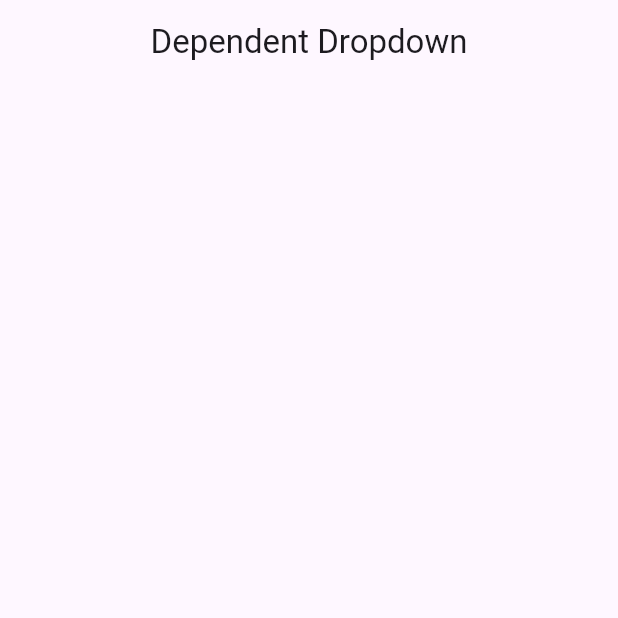
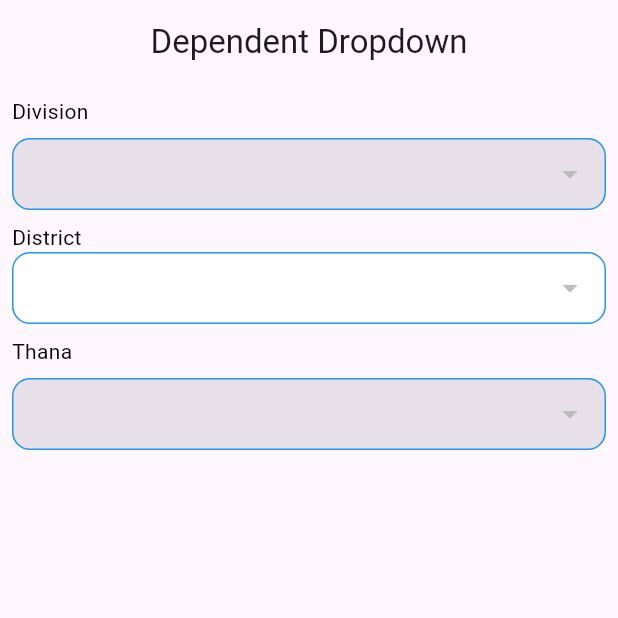
Before and after one commit to Sohag-84/Dependent-dropdown, a Flutter app: the screen it shows after launch, on a phone screen of 412 x 824 dp, the top half of it. Run offline on Flutter 3.47's test engine with Material 2 defaults, Android fonts, the light colour scheme and no system bars; network calls fail.

Commit message:
fetched division, district & thana in dependent dropdown menu

```diff
--- a/lib/home_screen.dart
+++ b/lib/home_screen.dart
@@ -24,10 +24,7 @@ class _HomeScreenState extends State<HomeScreen> {
   @override
   void initState() {
     super.initState();
-    //fetchDivisions();
-    // fetchDistricts("10");
-    //fetchSubDistricts("76");
-    fetchArea("145");
+    fetchDivisions();
   }
 
   ///fetched division
@@ -46,14 +43,17 @@ class _HomeScreenState extends State<HomeScreen> {
   }
 
   ///fetched district
-  Future<void> fetchDistricts(String divisionId) async {
+  Future<void> fetchDistricts(int divisionId) async {
     final response = await http.post(
       Uri.parse(
           'https://teestacourier.com/api/merchant/get-district-by-division'),
-      body: {"division_id": divisionId},
+      body: {
+        "division_id": divisionId.toString(),
+      },
     );
+
     if (response.statusCode == 200) {
-      final data = jsonDecode(response.body)["data"];
+      final data = jsonDecode(response.body);
       log("District data: $data");
       setState(() {
         districts = data['data'];
@@ -67,13 +67,14 @@ class _HomeScreenState extends State<HomeScreen> {
   }
 
   ///fetched thana
-  Future<void> fetchSubDistricts(String districtId) async {
+  Future<void> fetchSubDistricts(int districtId) async {
     final response = await http.post(
       Uri.parse('https://teestacourier.com/api/merchant/get-thana-by-district'),
       body: {
-        "district_id": districtId,
+        "district_id": districtId.toString(),
       },
     );
+
     if (response.statusCode == 200) {
       final data = jsonDecode(response.body);
       log("Thana data: $data");
@@ -87,11 +88,11 @@ class _HomeScreenState extends State<HomeScreen> {
   }
 
   ///fetched area
-  Future<void> fetchArea(String thanaId) async {
+  Future<void> fetchArea(int thanaId) async {
     final response = await http.post(
       Uri.parse('https://teestacourier.com/api/merchant/get-area-by-thana'),
       body: {
-        "thana_id": thanaId,
+        "thana_id": thanaId.toString(),
       },
     );
     if (response.statusCode == 200) {
@@ -113,6 +114,138 @@ class _HomeScreenState extends State<HomeScreen> {
         title: Text("Dependent Dropdown"),
         centerTitle: true,
       ),
+      body: Padding(
+        padding: const EdgeInsets.all(8.0),
+        child: Column(
+          crossAxisAlignment: CrossAxisAlignment.start,
+          children: [
+            ///Division
+            Text(
+              "Division",
+              style: TextStyle(color: Colors.black),
+            ),
+            SizedBox(height: 8),
+            DropdownButtonFormField<String>(
+              decoration: InputDecoration(
+                contentPadding:
+                    EdgeInsets.symmetric(vertical: 0, horizontal: 16),
+                filled: true,
+                enabledBorder: OutlineInputBorder(
+                  borderRadius: BorderRadius.circular(12),
+                  borderSide: BorderSide(color: Colors.blue),
+                ),
+                focusedBorder: OutlineInputBorder(
+                  borderRadius: BorderRadius.circular(12),
+                  borderSide: BorderSide(color: Colors.blue),
+                ),
+              ),
+              value: selectedDivision,
+              onChanged: (newValue) {
+                setState(() {
+                  selectedDivision = newValue;
+                  districts = [];
+                  selectedDistrict = null;
+                  subDistricts = [];
+                  selectedSubDistrict = null;
+                });
+                fetchDistricts(divisions.firstWhere(
+                    (division) => division['name'] == newValue)['id']);
+              },
+              items:
+                  divisions.map<DropdownMenuItem<String>>((dynamic division) {
+                return DropdownMenuItem<String>(
+                  value: division['name'],
+                  child: Text(
+                    division['name'],
+                  ),
+                );
+              }).toList(),
+            ),
+            SizedBox(height: 8),
+
+            ///District
+            Text(
+              "District",
+              style: TextStyle(color: Colors.black),
+            ),
+
+            DropdownButtonFormField<String>(
+              decoration: InputDecoration(
+                contentPadding:
+                    EdgeInsets.symmetric(vertical: 0, horizontal: 16),
+                filled: true,
+                fillColor: Colors.white,
+                enabledBorder: OutlineInputBorder(
+                  borderRadius: BorderRadius.circular(12),
+                  borderSide: BorderSide(color: Colors.blue),
+                ),
+                focusedBorder: OutlineInputBorder(
+                  borderRadius: BorderRadius.circular(12),
+                  borderSide: BorderSide(color: Colors.blue),
+                ),
+                labelStyle: TextStyle(color: Colors.blue),
+              ),
+              value: selectedDistrict,
+              onChanged: (newValue) {
+                setState(() {
+                  selectedDistrict = newValue;
+                  subDistricts = [];
+                  selectedSubDistrict = null;
+                });
+                fetchSubDistricts(districts.firstWhere(
+                    (district) => district['name'] == newValue)['id']);
+              },
+              items:
+                  districts.map<DropdownMenuItem<String>>((dynamic district) {
+                return DropdownMenuItem<String>(
+                  value: district['name'],
+                  child: Text(
+                    district['name'],
+                  ),
+                );
+              }).toList(),
+            ),
+            SizedBox(height: 8),
+
+            ///Thana
+            Text(
+              "Thana",
+              style: TextStyle(color: Colors.black),
+            ),
+            SizedBox(height: 8),
+            DropdownButtonFormField<String>(
+              decoration: InputDecoration(
+                contentPadding: EdgeInsets.symmetric(
+                  vertical: 0,
+                  horizontal: 16,
+                ),
+                filled: true,
+                enabledBorder: OutlineInputBorder(
+                  borderRadius: BorderRadius.circular(12),
+                  borderSide: BorderSide(color: Colors.blue),
+                ),
+                focusedBorder: OutlineInputBorder(
+                  borderRadius: BorderRadius.circular(12),
+                  borderSide: BorderSide(color: Colors.blue),
+                ),
+              ),
+              value: selectedSubDistrict,
+              onChanged: (newValue) {
+                setState(() {
+                  selectedSubDistrict = newValue;
+                });
+              },
+              items: subDistricts
+                  .map<DropdownMenuItem<String>>((dynamic subDistrict) {
+                return DropdownMenuItem<String>(
+                  value: subDistrict['name'],
+                  child: Text(subDistrict['name']),
+                );
+              }).toList(),
+            ),
+          ],
+        ),
+      ),
     );
   }
 }
```
